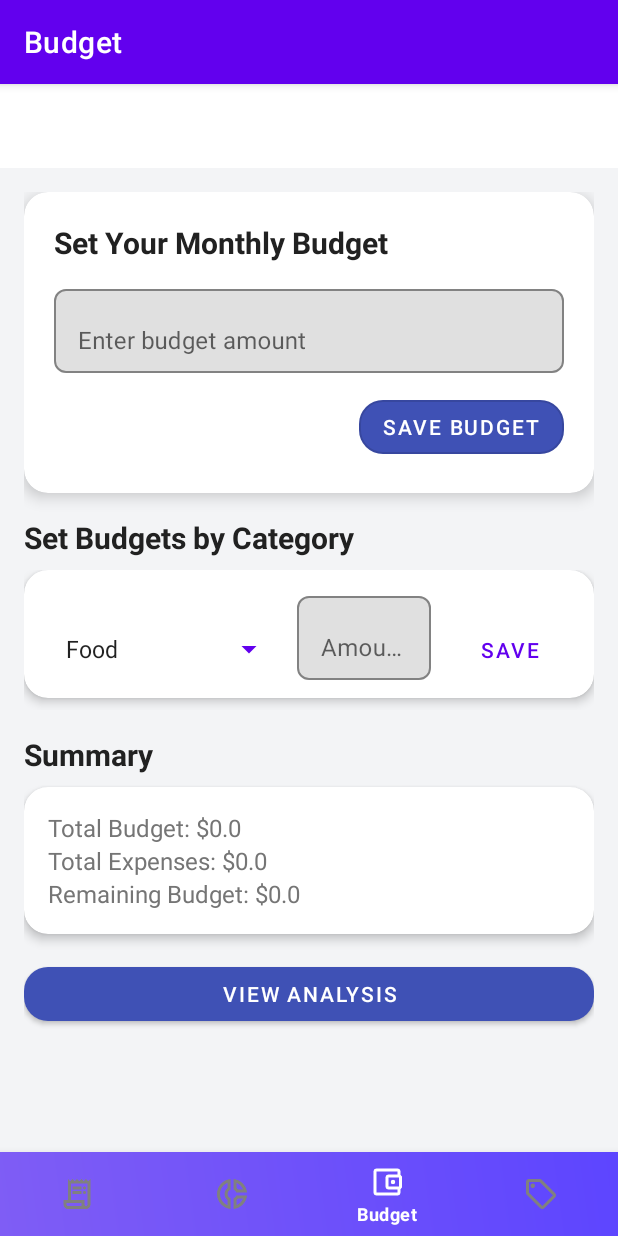
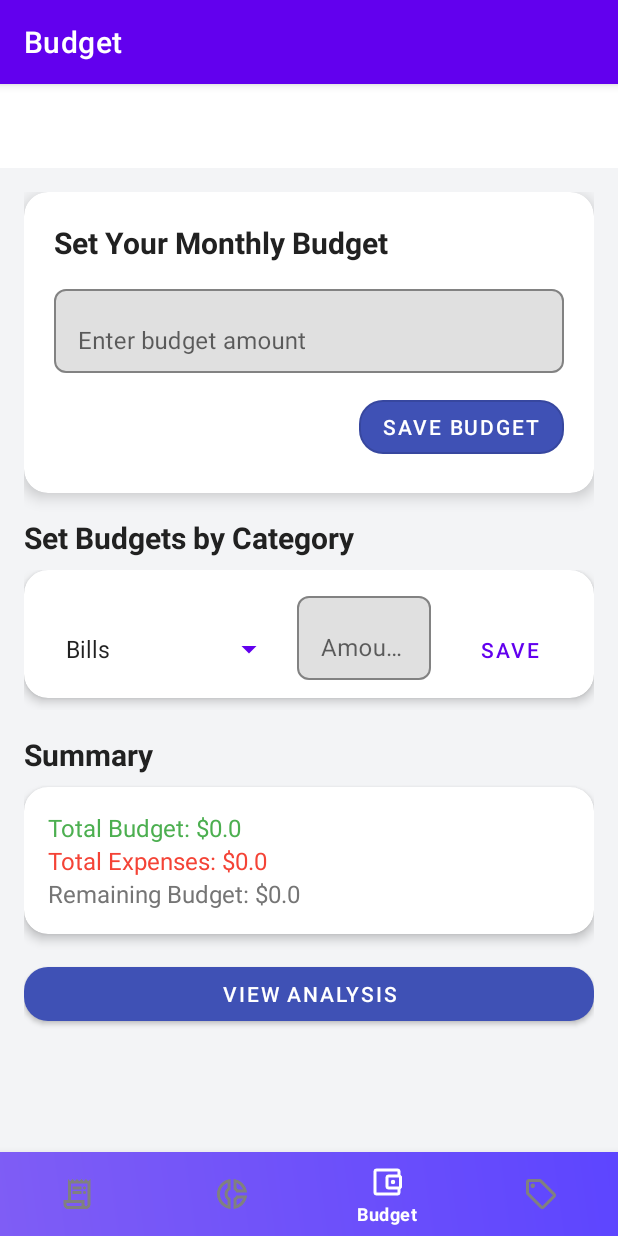
Before and after one commit to Al-RaoushBasel/MyBudgetTracker, an Android app: the BudgetFragment screen opened through its navigation route, on a phone screen of 412 x 824 dp. Run offline under Robolectric (Android 15) with nearby library versions, the phone set to English and light mode, and no system bars; our stand-ins replace Room's generated code, navigation-ui.

Commit message:
fixed minor issues, enhanced the UI

```diff
--- a/app/src/main/java/com/example/my_budget_tracker/ui/AddExpenseFragment.kt
+++ b/app/src/main/java/com/example/my_budget_tracker/ui/AddExpenseFragment.kt
@@ -12,13 +12,14 @@ import androidx.fragment.app.Fragment
 import androidx.fragment.app.viewModels
 import androidx.navigation.fragment.findNavController
 import com.example.my_budget_tracker.R
-import com.example.my_budget_tracker.ViewModel.ExpenseViewModel
-import com.example.my_budget_tracker.ViewModel.ExpenseViewModelFactory
+import com.example.my_budget_tracker.viewModel.ExpenseViewModel
+import com.example.my_budget_tracker.viewModel.ExpenseViewModelFactory
 import com.example.my_budget_tracker.data.Expense
 import com.example.my_budget_tracker.data.ExpenseDatabase
 import com.example.my_budget_tracker.data.ExpenseRepository
 import java.util.Date
 
+@Suppress("DEPRECATION", "OVERRIDE_DEPRECATION")
 class AddExpenseFragment : Fragment() {
 
     // Category icon map to link categories to drawable resources
--- a/app/src/main/java/com/example/my_budget_tracker/ui/AnalysisFragment.kt
+++ b/app/src/main/java/com/example/my_budget_tracker/ui/AnalysisFragment.kt
@@ -7,8 +7,8 @@ import android.view.*
 import androidx.fragment.app.Fragment
 import androidx.fragment.app.viewModels
 import com.example.my_budget_tracker.R
-import com.example.my_budget_tracker.ViewModel.ExpenseViewModel
-import com.example.my_budget_tracker.ViewModel.ExpenseViewModelFactory
+import com.example.my_budget_tracker.viewModel.ExpenseViewModel
+import com.example.my_budget_tracker.viewModel.ExpenseViewModelFactory
 import com.example.my_budget_tracker.data.Expense
 import com.example.my_budget_tracker.data.ExpenseDatabase
 import com.example.my_budget_tracker.data.ExpenseRepository
--- a/app/src/main/java/com/example/my_budget_tracker/ui/RecordsFragment.kt
+++ b/app/src/main/java/com/example/my_budget_tracker/ui/RecordsFragment.kt
@@ -7,8 +7,8 @@ import androidx.fragment.app.viewModels
 import androidx.recyclerview.widget.LinearLayoutManager
 import androidx.recyclerview.widget.RecyclerView
 import com.example.my_budget_tracker.R
-import com.example.my_budget_tracker.ViewModel.ExpenseViewModel
-import com.example.my_budget_tracker.ViewModel.ExpenseViewModelFactory
+import com.example.my_budget_tracker.viewModel.ExpenseViewModel
+import com.example.my_budget_tracker.viewModel.ExpenseViewModelFactory
 import com.example.my_budget_tracker.data.ExpenseDatabase
 import com.example.my_budget_tracker.data.ExpenseRepository
 
--- a/app/src/main/java/com/example/my_budget_tracker/ViewModel/ExpenseViewModel.kt
+++ b/app/src/main/java/com/example/my_budget_tracker/viewModel/ExpenseViewModel.kt
@@ -1,8 +1,7 @@
-package com.example.my_budget_tracker.ViewModel
+package com.example.my_budget_tracker.viewModel
 
 import androidx.lifecycle.LiveData
 import androidx.lifecycle.ViewModel
-import androidx.lifecycle.ViewModelProvider
 import androidx.lifecycle.viewModelScope
 import kotlinx.coroutines.launch
 import com.example.my_budget_tracker.data.Expense
--- a/app/src/main/java/com/example/my_budget_tracker/ViewModel/ExpenseViewModelFactory.kt
+++ b/app/src/main/java/com/example/my_budget_tracker/viewModel/ExpenseViewModelFactory.kt
@@ -1,4 +1,4 @@
-package com.example.my_budget_tracker.ViewModel
+package com.example.my_budget_tracker.viewModel
 
 import androidx.lifecycle.ViewModel
 import androidx.lifecycle.ViewModelProvider
--- /dev/null
+++ b/app/src/main/res/drawable/custom_divider.xml
@@ -0,0 +1,5 @@
+<shape xmlns:android="http://schemas.android.com/apk/res/android">
+    <size android:height="1dp" />
+    <solid android:color="@android:color/darker_gray" />
+    <corners android:radius="0.5dp"/>
+</shape>
--- a/app/src/main/res/layout/fragment_budget.xml
+++ b/app/src/main/res/layout/fragment_budget.xml
@@ -50,7 +50,7 @@
                         android:id="@+id/overall_budget_input"
                         android:layout_width="match_parent"
                         android:layout_height="wrap_content"
-                        android:hint="Enter budget amount"
+                        android:hint="@string/enter_budget_amount"
                         android:inputType="numberDecimal" />
                 </com.google.android.material.textfield.TextInputLayout>
 
@@ -60,7 +60,7 @@
                     android:layout_height="wrap_content"
                     android:layout_gravity="end"
                     android:layout_marginTop="12dp"
-                    android:text="Save Budget"
+                    android:text="@string/save_budget"
                     style="@style/Widget.MaterialComponents.Button.OutlinedButton"
                     app:cornerRadius="16dp"
                     app:backgroundTint="@color/colorAccent"
@@ -127,7 +127,7 @@
                     android:id="@+id/categoryBudgetInput"
                     android:layout_width="match_parent"
                     android:layout_height="wrap_content"
-                    android:hint="Amount"
+                    android:hint="@string/amount"
                     android:inputType="numberDecimal"
                     android:minHeight="40dp" /> <!-- Match min height with spinner -->
 
@@ -178,7 +178,7 @@
                     android:layout_height="wrap_content"
                     android:text="Total Budget: $0.00"
                     android:textSize="16sp"
-                    android:textColor="@color/text_secondary" />
+                    android:textColor="@color/green" />
 
                 <TextView
                     android:id="@+id/total_expenses_summary"
@@ -186,7 +186,7 @@
                     android:layout_height="wrap_content"
                     android:text="Total Expenses: $0.00"
                     android:textSize="16sp"
-                    android:textColor="@color/text_secondary" />
+                    android:textColor="@color/red" />
 
                 <TextView
                     android:id="@+id/remaining_budget_summary"
--- a/app/src/main/res/values/strings.xml
+++ b/app/src/main/res/values/strings.xml
@@ -14,22 +14,30 @@
     <!-- Add the missing string resource -->
     <string name="expense_icon_desc">Expense Icon</string>
     <string name="total_spending">Total Spending: $</string>
+    <string name="enter_budget_amount">Enter budget amount</string>
+    <string name="save_budget">Save Budget</string>
+    <string name="amount">Amount</string>
 
     <string-array name="expense_categories">
+        <item>Bills</item>
         <item>Food</item>
         <item>Health</item>
         <item>Education</item>
         <item>Insurance</item>
         <item>Shopping</item>
-        <item>Bills</item>
+        <item>Entertainment</item>
+        <item>Other</item>
     </string-array>
 
     <string-array name="category_options">
+        <item>Bills</item>
         <item>Food</item>
         <item>Health</item>
+        <item>Education</item>
+        <item>Insurance</item>
         <item>Shopping</item>
-        <item>Insurance</item>
         <item>Entertainment</item>
+        <item>Other</item>
     </string-array>
 
 
```
Also changed, not shown: app/src/main/java/com/example/my_budget_tracker/data/BudgetRepository.kt (deleted, +0 -10 lines), app/src/main/java/com/example/my_budget_tracker/ui/BudgetFragment.kt (+14 -1 lines), app/src/main/res/layout/fragment_records.xml (+13 -13 lines), app/src/main/res/layout/item_expense.xml (+15 -5 lines), app/src/main/java/com/example/my_budget_tracker/viewModel/BudgetViewModel.kt (renamed from app/src/main/java/com/example/my_budget_tracker/ViewModel/BudgetViewModel.kt), app/src/main/java/com/example/my_budget_tracker/viewModel/BudgetViewModelFactory.kt (renamed from app/src/main/java/com/example/my_budget_tracker/ViewModel/BudgetViewModelFactory.kt).
